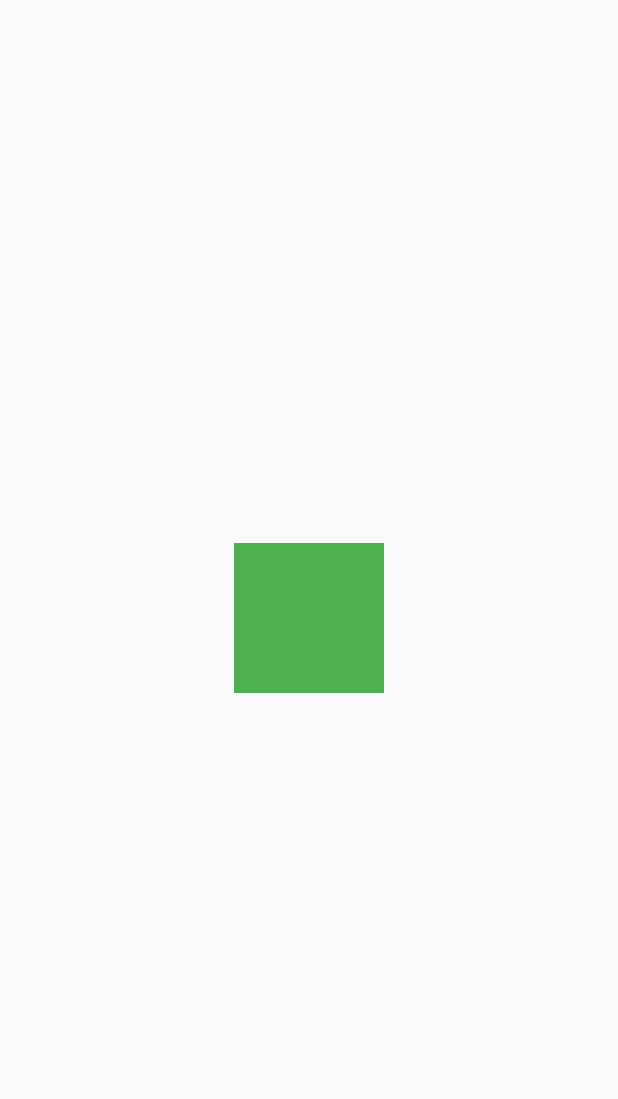
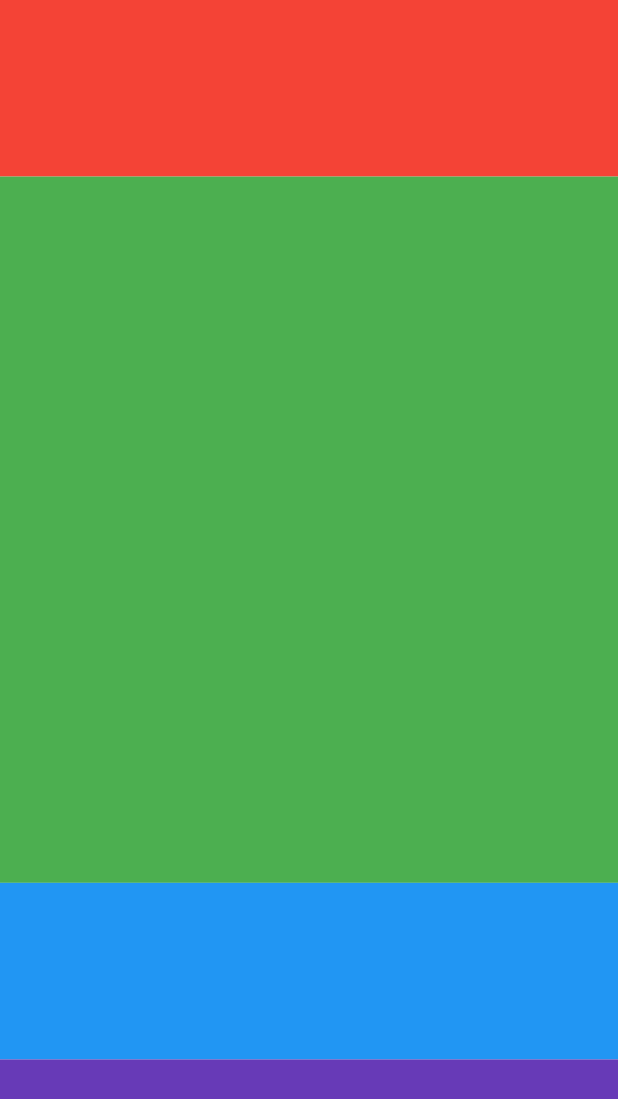
Before and after one commit to mubeendev3/flutter_widget_examples, a Flutter app: the screen it shows after launch, on a phone screen of 412 x 824 dp. Shown: the top 1099 px of the screen. Run offline on Flutter 3.47's test engine with Material 2 defaults, Android fonts, the phone set to English and light mode, and no system bars.

Commit message:
How Expanded widget works?

```diff
--- a/lib/app.dart
+++ b/lib/app.dart
@@ -1,7 +1,6 @@
 import 'package:flutter/material.dart';
 
-import 'AspectRatio/aspect_ratio.dart';
-import 'constrained_box/constrained_box.dart';
+import 'expanded/expanded.dart';
 
 class MyApp extends StatelessWidget {
   const MyApp({Key? key}) : super(key: key);
@@ -9,7 +8,7 @@ class MyApp extends StatelessWidget {
   @override
   Widget build(BuildContext context) {
     return const MaterialApp(
-      home: CustomConstrainedBox(),
+      home: CustomExpanded(),
     );
   }
 }
--- /dev/null
+++ b/lib/expanded/expanded.dart
@@ -0,0 +1,40 @@
+import 'package:flutter/material.dart';
+
+class CustomExpanded extends StatelessWidget {
+  const CustomExpanded({Key? key}) : super(key: key);
+
+  @override
+  Widget build(BuildContext context) {
+    return Scaffold(
+      body: Column(
+        children: [
+          Expanded(
+            child: Container(
+              color: Colors.red,
+              height: 100,
+            ),
+          ),
+          Expanded(
+            flex: 4,
+            child: Container(
+              color: Colors.green,
+              height: 100,
+            ),
+          ),
+          Expanded(
+            child: Container(
+              color: Colors.blue,
+              height: 100,
+            ),
+          ),
+          Expanded(
+            child: Container(
+              color: Colors.deepPurple,
+              height: 100,
+            ),
+          ),
+        ],
+      ),
+    );
+  }
+}
```
